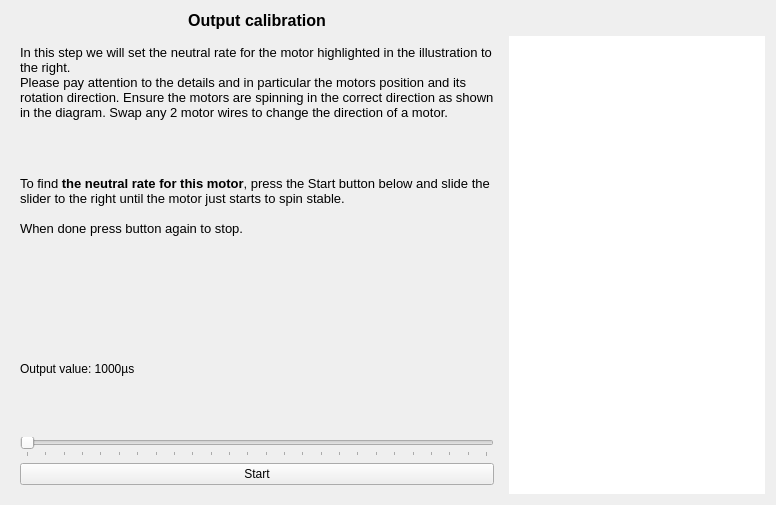
First picture: the form in ground/openpilotgcs/src/plugins/setupwizard/pages/outputcalibrationpage.ui, repository openpilot/OpenPilot, before the edit.
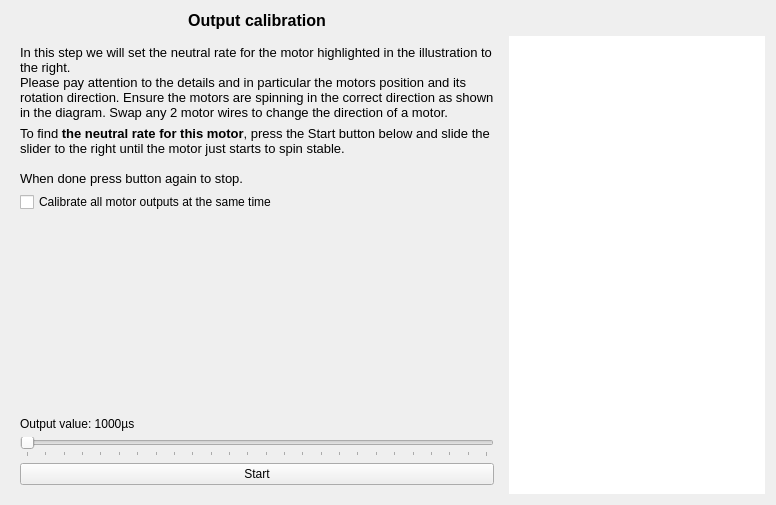
Second picture: the form after the edit. The open tabs and pages were chosen to show the change.

Commit message: OP-1756 Added checkbox to ui file.

Patch:
```diff
--- a/ground/openpilotgcs/src/plugins/setupwizard/pages/outputcalibrationpage.ui
+++ b/ground/openpilotgcs/src/plugins/setupwizard/pages/outputcalibrationpage.ui
@@ -123,6 +123,26 @@
          </property>
         </widget>
        </item>
+       <item>
+        <widget class="QCheckBox" name="cb_all_motor_outputs">
+         <property name="text">
+          <string>Calibrate all motor outputs at the same time</string>
+         </property>
+        </widget>
+       </item>
+       <item>
+        <spacer name="verticalSpacer_2">
+         <property name="orientation">
+          <enum>Qt::Vertical</enum>
+         </property>
+         <property name="sizeHint" stdset="0">
+          <size>
+           <width>20</width>
+           <height>40</height>
+          </size>
+         </property>
+        </spacer>
+       </item>
        <item>
         <widget class="QLabel" name="motorPWMValue">
          <property name="text">
```
Left out of the diff: 2 changed lines with no effect on the pictures.
